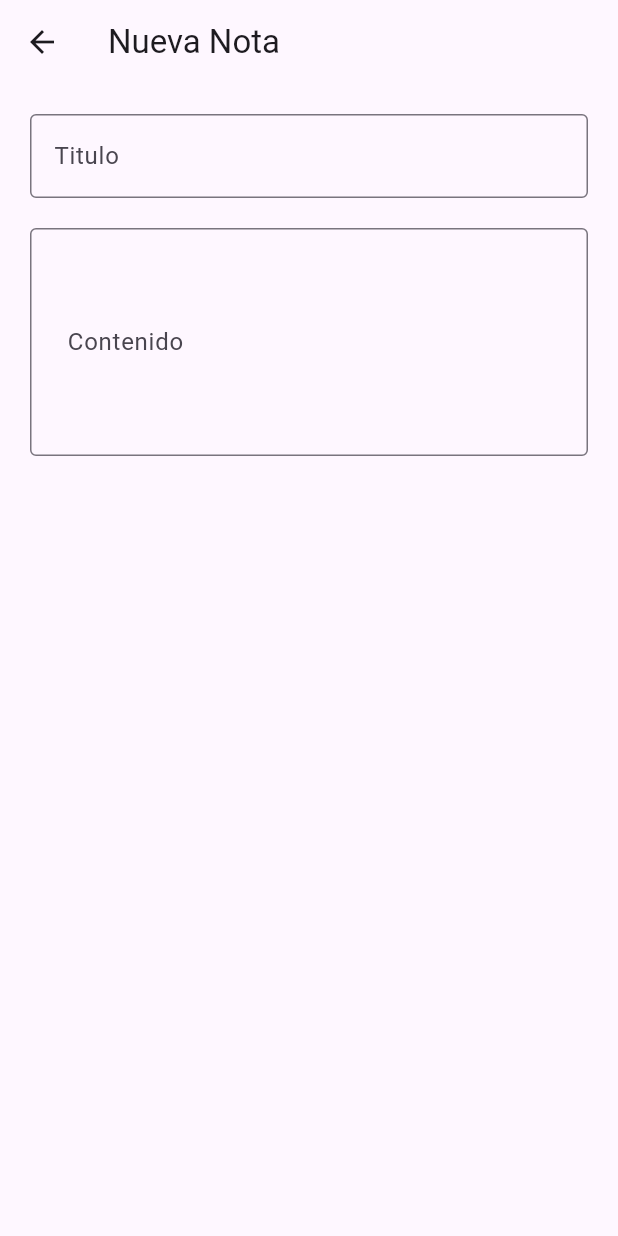
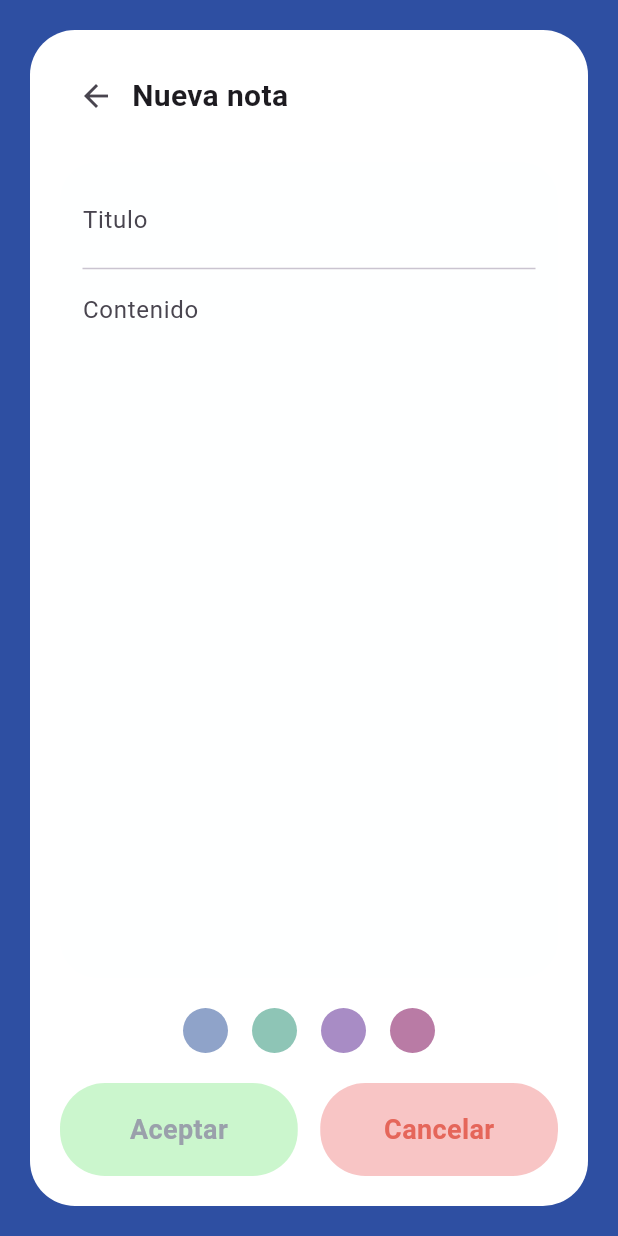
Before and after one commit to EduardoArc3/app_pds, a Flutter app: the Addnotes screen opened directly, on a phone screen of 412 x 824 dp. Run offline on Flutter 3.47's test engine with Material 3 defaults, Android fonts, the phone set to English and light mode, and no system bars; our stand-ins replace sqflite; accounts and stored records are empty.

Commit message:
Update UI disenio notas

```diff
--- a/lib/screens/Home.dart
+++ b/lib/screens/Home.dart
@@ -26,7 +26,7 @@ class _Home extends State<Home> {
   //LISTA DINAMICA
   List<Map<String, String>> notes = [];
 
-  @override //construye la interfaz
+  @override //Build Interface
   Widget build(BuildContext context) {
     return Scaffold(
       //Scaffold proporciona la estructura base del screen
@@ -150,15 +150,19 @@ class _Home extends State<Home> {
 
   Widget addNoteCard() {
     return GestureDetector(
-      onTap: () {
-        setState(() {
-          notes.add({
-            "title": "Nota ${notes.length + 1}",
-            "content": "Contenido de la nota",
-            "date": DateTime.now().toString(),
+      onTap: () async {
+        final newNote = await Navigator.push(
+          context,
+          MaterialPageRoute(builder: (context) => const Addnotes()),
+        );
+
+        if (newNote != null) {
+          setState(() {
+            notes.add(newNote);
           });
-        });
+        }
       },
+
       child: Container(
         padding: const EdgeInsets.all(16),
         decoration: BoxDecoration(
--- a/lib/screens/Notes.dart
+++ b/lib/screens/Notes.dart
@@ -1,34 +1,194 @@
 import 'package:flutter/material.dart';
 
-class Addnotes extends StatelessWidget {
+class Addnotes extends StatefulWidget {
   const Addnotes({super.key});
+
+  @override
+  State<Addnotes> createState() => _Addnotes();
+}
+
+class _Addnotes extends State<Addnotes> {
+  final TextEditingController title =
+      TextEditingController(); //TextEditingController get the text of TextField
+  final TextEditingController content = TextEditingController();
+
+  Color selectedColor = const Color.fromARGB(255, 254, 255, 255);
+
+  final List<Color> colors = [
+    const Color(0xFF8FA3C9),
+    const Color(0xFF8EC5B6),
+    const Color(0xFFA88CC5),
+    const Color(0xFFB97BA5),
+  ];
+
+  void saveNote() {
+    if (title.text.isEmpty && content.text.isEmpty) {
+      Navigator.pop(context); //Navigator.pop(context) return a former page
+      return;
+    }
+
+    Navigator.pop(context, {
+      "title": title.text,
+      "content": content.text,
+      "date": DateTime.now().toString(),
+    });
+  }
 
   @override
   Widget build(BuildContext context) {
     return Scaffold(
-      appBar: AppBar(title: const Text("Nueva Nota")),
+      backgroundColor: const Color(0xFF2E4FA2),
 
-      body: Padding(
+      body: SafeArea(
+        child: Padding(
           padding: const EdgeInsets.all(20),
+          child: Container(
+            padding: const EdgeInsets.all(20),
+            decoration: BoxDecoration(
+              color: Colors.white,
+              borderRadius: BorderRadius.circular(30),
+            ),
             child: Column(
-          children: const [
-            TextField(
-              decoration: InputDecoration(
-                labelText: "Titulo",
-                border: OutlineInputBorder(),
+              children: [
+                //HEADER
+                Row(
+                  children: [
+                    IconButton(
+                      icon: const Icon(Icons.arrow_back),
+                      onPressed: () => Navigator.pop(context),
+                    ),
+                    const Text(
+                      "Nueva nota",
+                      style: TextStyle(
+                        fontSize: 20,
+                        fontWeight: FontWeight.bold,
                       ),
                     ),
-            SizedBox(height: 20),
+                  ],
+                ),
+
+                const SizedBox(height: 20),
+
+                Expanded(
+                  child: Container(
+                    padding: const EdgeInsets.all(15),
+                    decoration: BoxDecoration(
+                      color: selectedColor,
+                      borderRadius: BorderRadius.circular(25),
+                    ),
+                    child: Column(
+                      crossAxisAlignment: CrossAxisAlignment.start,
+                      children: [
                         TextField(
-              maxLines: 5,
-              decoration: InputDecoration(
-                labelText: "  Contenido",
-                border: OutlineInputBorder(),
+                          controller: title,
+                          decoration: const InputDecoration(
+                            hintText: "Titulo",
+                            border: InputBorder.none,
+                          ),
+                        ),
+
+                        const Divider(),
+                        Expanded(
+                          child: TextField(
+                            controller: content,
+                            maxLines: null,
+                            expands: true,
+                            decoration: const InputDecoration(
+                              hintText: "Contenido",
+                              border: InputBorder.none,
+                            ),
                           ),
                         ),
                       ],
                     ),
                   ),
+                ),
+
+                const SizedBox(height: 20),
+
+                Row(
+                  mainAxisAlignment: MainAxisAlignment.center,
+                  children: colors.map((color) {
+                    return GestureDetector(
+                      onTap: () {
+                        setState(() {
+                          selectedColor = color;
+                        });
+                      },
+                      child: Container(
+                        margin: const EdgeInsets.symmetric(horizontal: 8),
+                        width: 30,
+                        height: 30,
+                        decoration: BoxDecoration(
+                          color: color,
+                          shape: BoxShape.circle,
+                          border: selectedColor == color
+                              ? Border.all(color: Colors.white, width: 3)
+                              : null,
+                        ),
+                      ),
+                    );
+                  }).toList(),
+                ),
+                const SizedBox(height: 20),
+
+                //Buttons Cancel and Accept
+                Row(
+                  children: [
+                    Expanded(
+                      child: GestureDetector(
+                        onTap: saveNote,
+                        child: Container(
+                          padding: const EdgeInsets.symmetric(vertical: 18),
+                          decoration: BoxDecoration(
+                            color: const Color.fromARGB(255, 203, 246, 205),
+                            borderRadius: BorderRadius.circular(30),
+                          ),
+                          child: const Center(
+                            child: Text(
+                              "Aceptar",
+                              style: TextStyle(
+                                fontSize: 18,
+                                fontWeight: FontWeight.w600,
+                                color: Color.fromARGB(255, 154, 160, 171),
+                              ),
+                            ),
+                          ),
+                        ),
+                      ),
+                    ),
+
+                    const SizedBox(width: 15),
+
+                    Expanded(
+                      child: GestureDetector(
+                        onTap: () => Navigator.pop(context),
+                        child: Container(
+                          padding: const EdgeInsets.symmetric(vertical: 18),
+                          decoration: BoxDecoration(
+                            color: const Color.fromARGB(255, 248, 197, 197),
+                            borderRadius: BorderRadius.circular(30),
+                          ),
+                          child: const Center(
+                            child: Text(
+                              "Cancelar",
+                              style: TextStyle(
+                                fontSize: 18,
+                                fontWeight: FontWeight.w600,
+                                color: Color.fromARGB(255, 229, 102, 90),
+                              ),
+                            ),
+                          ),
+                        ),
+                      ),
+                    ),
+                  ],
+                ),
+              ],
+            ),
+          ),
+        ),
+      ),
     );
   }
 }
```
Lines whose indentation alone changed are shown as unchanged.
